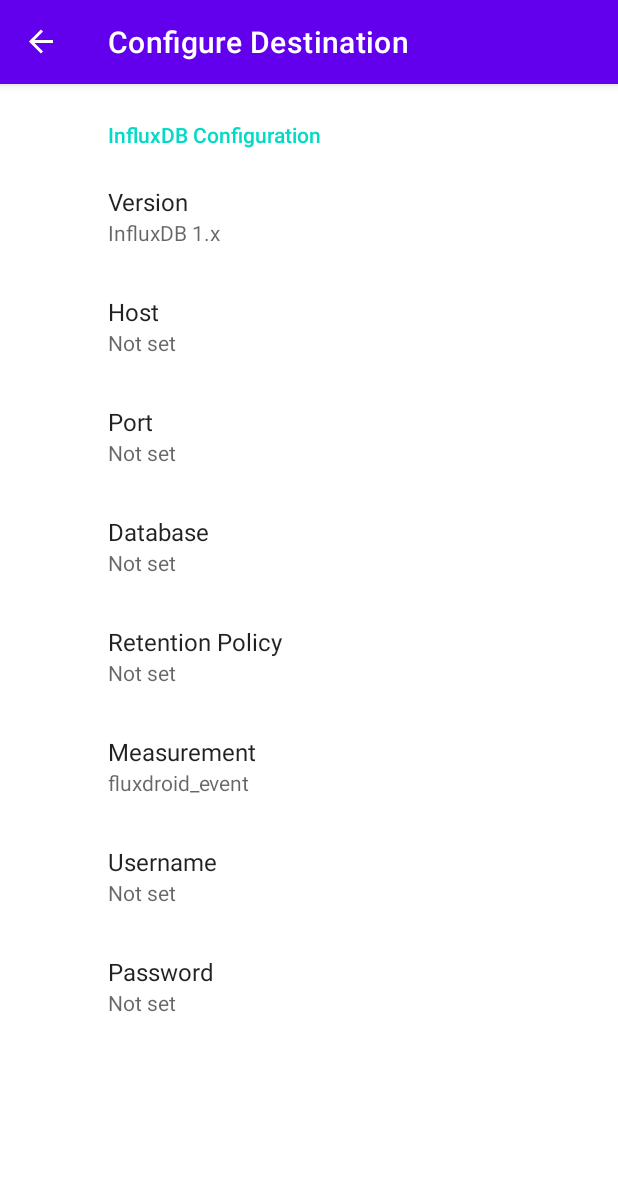
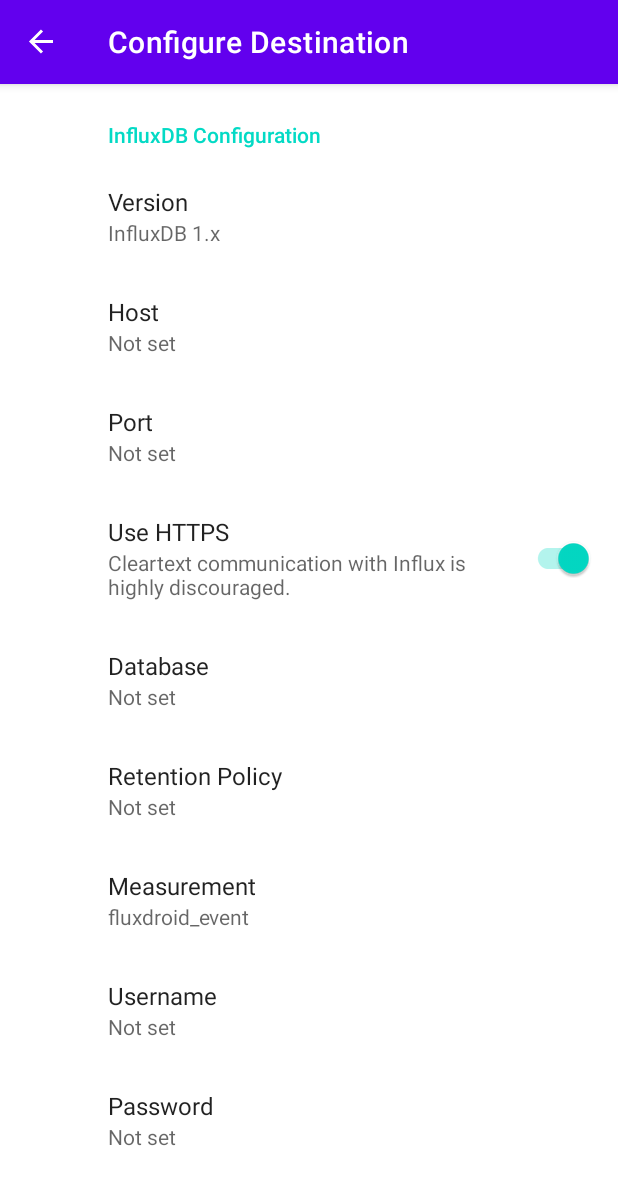
Before and after one commit to rolsdorph/fluxdroid, an Android app: the SinkConfigFragment screen opened through its navigation route, on a phone screen of 412 x 824 dp. Shown: the top 1185 px of the screen. Run offline under Robolectric (Android 15) with nearby library versions, the phone set to English and light mode, and no system bars; our stand-ins replace Room's generated code, RxJava, androidx.preference, navigation-ui; Roboto replaces fonts that are not available here; 5 statements that could not run were skipped.

Commit message:
Add TLS/not TLS option to Influx config
Typing https:// on a phone might be annoying? And implementing validation of the host was also annoying, so kicking this down the road with the other cans

```diff
--- a/app/src/main/java/io/rolsdorph/fluxdroid/data/sink/SinkConfigRepository.java
+++ b/app/src/main/java/io/rolsdorph/fluxdroid/data/sink/SinkConfigRepository.java
@@ -66,12 +66,13 @@ public final class SinkConfigRepository {
         String host = getNonEmptyConfig("influx_host");
         Integer port = getPort();
         String db = getNonEmptyConfig("influx_db");
+        boolean useTLS = sharedPreferences.getBoolean("influx_tls", true);
         String retention = getNonEmptyConfig("influx_retention");
         String measurement = getNonEmptyConfig("influx_measurement");
 
         if (host != null && port != null && db != null && retention != null && measurement != null) {
             Log.i(TAG, "Influx fully configured!");
-            return Optional.of(new InfluxConfig(host, port, influxAuth, retention, db, measurement));
+            return Optional.of(new InfluxConfig(host, port, useTLS, influxAuth, retention, db, measurement));
         } else {
             Log.i(TAG, "Influx not fully configured. Missing fields: " +
                     ((host == null) ? "host, " : "")
--- a/app/src/main/res/values/strings.xml
+++ b/app/src/main/res/values/strings.xml
@@ -40,10 +40,13 @@
     <string name="pw_censored">******</string>
 
     <string name="influx_host_title">Host</string>
-    <string name="influx_host_summary">Influx host, including protocol</string>
+    <string name="influx_host_summary">Influx host (not including protocol)</string>
 
     <string name="influx_port_title">Port</string>
     <string name="influx_port_summary">Influx port</string>
+
+    <string name="influx_tls_title">Use HTTPS</string>
+    <string name="influx_tls_summary">Cleartext communication with Influx is highly discouraged.</string>
 
     <string name="influx_db_title">Database</string>
     <string name="influx_db_summary">Influx database name</string>
--- a/app/src/main/res/xml/sink_config.xml
+++ b/app/src/main/res/xml/sink_config.xml
@@ -20,6 +20,13 @@
             app:key="influx_port"
             app:summary="@string/influx_port_summary"
             app:title="@string/influx_port_title"
+            app:useSimpleSummaryProvider="true" />
+
+        <SwitchPreferenceCompat
+            app:defaultValue="true"
+            app:key="influx_tls"
+            app:summary="@string/influx_tls_summary"
+            app:title="@string/influx_tls_title"
             app:useSimpleSummaryProvider="true" />
 
         <EditTextPreference
```
Also changed, not shown: app/src/main/java/io/rolsdorph/fluxdroid/data/sink/InfluxConfig.java (+7 -4 lines).
